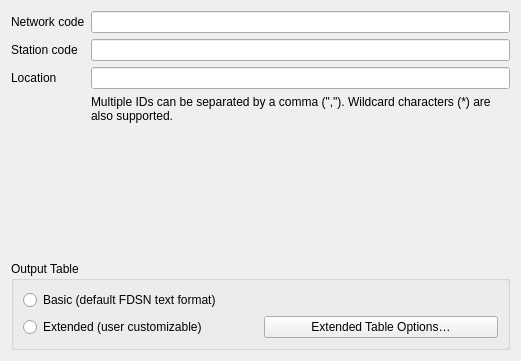
First picture: the form in qquake/ui/filter_station_by_id_widget_base.ui, repository INGV/qquake, before the edit.
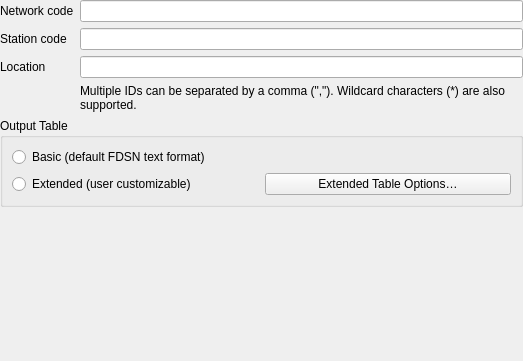
Second picture: the form after the edit.

Commit message: Fix vertical placement of depth/output table options

```diff
--- a/qquake/ui/filter_station_by_id_widget_base.ui
+++ b/qquake/ui/filter_station_by_id_widget_base.ui
@@ -6,7 +6,7 @@
    <rect>
     <x>0</x>
     <y>0</y>
-    <width>521</width>
+    <width>523</width>
     <height>361</height>
    </rect>
   </property>
@@ -14,24 +14,24 @@
    <string>Form</string>
   </property>
   <layout class="QGridLayout" name="gridLayout">
-   <item row="1" column="2">
-    <widget class="QLineEdit" name="edit_station_code"/>
-   </item>
-   <item row="2" column="2">
-    <widget class="QLineEdit" name="edit_location_code"/>
-   </item>
-   <item row="6" column="0">
-    <spacer name="verticalSpacer">
-     <property name="orientation">
-      <enum>Qt::Vertical</enum>
+   <property name="leftMargin">
+    <number>0</number>
+   </property>
+   <property name="topMargin">
+    <number>0</number>
+   </property>
+   <property name="rightMargin">
+    <number>0</number>
+   </property>
+   <property name="bottomMargin">
+    <number>0</number>
+   </property>
+   <item row="1" column="0" colspan="2">
+    <widget class="QLabel" name="label_3">
+     <property name="text">
+      <string>Station code</string>
      </property>
-     <property name="sizeHint" stdset="0">
-      <size>
-       <width>20</width>
-       <height>40</height>
-      </size>
-     </property>
-    </spacer>
+    </widget>
    </item>
    <item row="4" column="2">
     <widget class="QLabel" name="label">
@@ -43,6 +43,9 @@
      </property>
     </widget>
    </item>
+   <item row="2" column="2">
+    <widget class="QLineEdit" name="edit_location_code"/>
+   </item>
    <item row="7" column="0" colspan="3">
     <widget class="QGroupBox" name="groupBox_4">
      <property name="title">
@@ -73,8 +76,8 @@
      </layout>
     </widget>
    </item>
-   <item row="0" column="2">
-    <widget class="QLineEdit" name="edit_network_code"/>
+   <item row="1" column="2">
+    <widget class="QLineEdit" name="edit_station_code"/>
    </item>
    <item row="0" column="0" colspan="2">
     <widget class="QLabel" name="label_2">
@@ -83,13 +86,6 @@
      </property>
     </widget>
    </item>
-   <item row="1" column="0" colspan="2">
-    <widget class="QLabel" name="label_3">
-     <property name="text">
-      <string>Station code</string>
-     </property>
-    </widget>
-   </item>
    <item row="2" column="0" colspan="2">
     <widget class="QLabel" name="label_4">
      <property name="text">
@@ -97,6 +93,22 @@
      </property>
     </widget>
    </item>
+   <item row="0" column="2">
+    <widget class="QLineEdit" name="edit_network_code"/>
+   </item>
+   <item row="8" column="0">
+    <spacer name="verticalSpacer">
+     <property name="orientation">
+      <enum>Qt::Vertical</enum>
+     </property>
+     <property name="sizeHint" stdset="0">
+      <size>
+       <width>20</width>
+       <height>40</height>
+      </size>
+     </property>
+    </spacer>
+   </item>
   </layout>
  </widget>
  <resources/>
```
Left out of the diff: 3 changed lines with no effect on the pictures. The commit also changes 3 other files.
